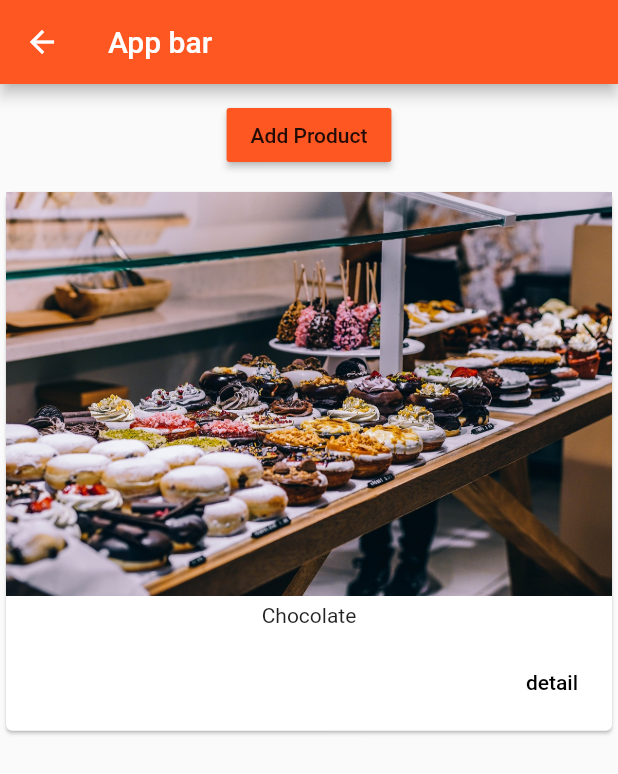
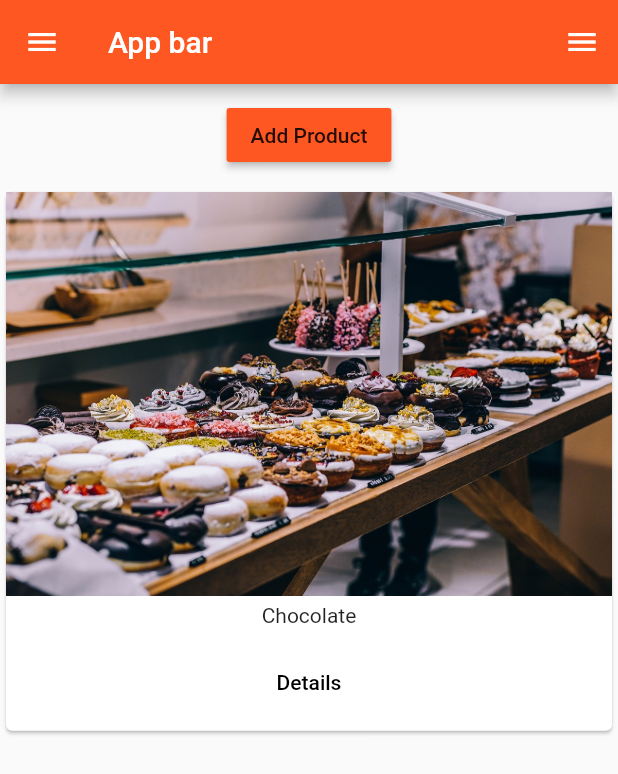
Before and after one commit to ambarara123/Products_Flutter, a Flutter app: the AuthPage screen opened directly, after a tap on "LOGIN", after a tap on "Add Product", on a phone screen of 412 x 824 dp. Shown: the top 774 px of the screen. Run offline on Flutter 3.47's test engine with Material 2 defaults, Android fonts, the phone set to English and light mode, and no system bars.

Commit message:
Tab bar in admin page, added named routes, many more!

```diff
--- a/lib/main.dart
+++ b/lib/main.dart
@@ -3,6 +3,8 @@ import 'package:new_flutter/product_manager.dart';
 import 'package:flutter/rendering.dart';
 import 'package:new_flutter/pages/products.dart';
 import 'package:new_flutter/pages/auth.dart';
+import './pages/product_admin.dart';
+import './pages/product.dart';
 
 void main() {
   //debugPaintBaselinesEnabled = true;
@@ -10,7 +12,6 @@ void main() {
 }
 
 class MyApp extends StatefulWidget {
-
   @override
   State<StatefulWidget> createState() {
     // TODO: implement createState
@@ -18,20 +19,63 @@ class MyApp extends StatefulWidget {
   }
 }
 
+class _MyAppState extends State<MyApp> {
+  List<Map<String, String>> _products = [] ;
 
-class _MyAppState extends State<MyApp>{
 
+  void _addProduct(Map<String, String> product){
+    setState(() {
+      _products.add(product);
+    });
+
+  }
+
+  void _deleteProduct(int index){
+    setState(() {
+      _products.removeAt(index);
+    });
+  }
 
   @override
   Widget build(BuildContext context) {
+    return new MaterialApp(
+      title: "My App",
 
-    return new MaterialApp(title: "My App",
-      theme: ThemeData(primaryColor: Colors.deepOrange
+      theme: ThemeData(
+        primaryColor: Colors.deepOrange,
+        brightness: Brightness.light,
+        //accentColor: Colors.deepPurple,
       ),
-      home: AuthPage(),
+      //  home: AuthPage(),
+      routes: {
+        '/': (BuildContext context) => ProductsPage(_products,_addProduct,_deleteProduct),
+        '/admin': (BuildContext context) => ProductAdminPage(),
+      },
+
+    onUnknownRoute: (RouteSettings settings) {
+    return MaterialPageRoute(
+    builder: (BuildContext context) =>
+    ProductsPage(_products, _addProduct, _deleteProduct));},
+
+      onGenerateRoute: (RouteSettings settings) {
+        final List<String> pathElements = settings.name.split('/');
+
+        if (pathElements[0] != '') {
+          return null;
+        }
+
+        if (pathElements[1] == 'product') {
+          final int index = int.parse(pathElements[2]);
+
+          return MaterialPageRoute<bool>(
+            builder: (context) => ProductPage(
+                  _products[index]['title'],
+                  _products[index]['image'],
+                ),
+          );
+        }
+        return null;
+      },
     );
-
   }
-
-
 }
--- a/lib/pages/auth.dart
+++ b/lib/pages/auth.dart
@@ -12,12 +12,7 @@ class AuthPage extends StatelessWidget {
         child: RaisedButton(
           child: Text('LOGIN'),
           onPressed: () {
-            Navigator.pushReplacement(
-              context,
-              MaterialPageRoute(
-                builder: (BuildContext context) => ProductsPage(),
-              ),
-            );
+            Navigator.pushReplacementNamed(context, '/');
           },
         ),
       ),
--- /dev/null
+++ b/lib/pages/product_admin.dart
@@ -0,0 +1,53 @@
+import 'package:flutter/material.dart';
+import './products.dart';
+import './product_create.dart';
+import './product_list.dart';
+
+class ProductAdminPage extends StatelessWidget {
+  @override
+  Widget build(BuildContext context) {
+    // TODO: implement build
+    return DefaultTabController(
+      length: 2,
+      child: Scaffold(
+        drawer: Drawer(
+          child: Column(
+            children: <Widget>[
+              AppBar(
+                automaticallyImplyLeading: false,
+                title: Text('Choose '),
+              ),
+              ListTile(
+                title: Text('Products Page'),
+                onTap: () {
+                  Navigator.pushReplacementNamed(
+                    context,
+                    '/',
+                  );
+                },
+              )
+            ],
+          ),
+        ),
+        appBar: new AppBar(
+          title: new Text('Login'),
+          bottom: TabBar(
+            tabs: <Widget>[
+              Tab(
+                text: 'Create Product',
+                icon: Icon(Icons.create),
+              ),
+              Tab(
+                icon: Icon(Icons.list),
+                text: 'My Products',
+              ),
+            ],
+          ),
+        ),
+        body: TabBarView(
+          children: <Widget>[CreateProductPage(), ProductListPage()],
+        ),
+      ),
+    );
+  }
+}
--- /dev/null
+++ b/lib/pages/product_create.dart
@@ -0,0 +1,69 @@
+import 'package:flutter/material.dart';
+
+class CreateProductPage extends StatefulWidget {
+  @override
+  State<StatefulWidget> createState() {
+    // TODO: implement createState
+    return _ProductCreatePageState();
+
+  }
+}
+
+class _ProductCreatePageState extends State<CreateProductPage>{
+  String titlevalue = '';
+  String descriptionValue = '';
+  double priceValue = 0.0;
+  @override
+  Widget build(BuildContext context) {
+    // TODO: implement build
+    return Container(
+      margin: EdgeInsets.all(10.0),
+      child: ListView(
+        children: <Widget>[TextField(
+          decoration: InputDecoration(labelText: 'product title'),
+          onChanged: (String value){
+
+            setState(() {
+              titlevalue = value;
+            });
+
+          },
+        ),TextField(
+          decoration: InputDecoration(labelText: 'product description'),
+
+          maxLines: 4,
+          onChanged: (String value){
+            setState(() {
+              descriptionValue = value;
+            });
+
+          },
+        ),TextField(
+          decoration: InputDecoration(labelText: 'product price'),
+
+          keyboardType: TextInputType.number,
+          onChanged: (String value){
+            setState(() {
+              priceValue = double.parse(value);
+            });
+
+          },
+        ), FlatButton(
+          child: Text(
+        'show modal sheet',
+          ),
+          onPressed: () {
+        showModalBottomSheet(
+          context: context,
+          builder: (BuildContext context) {
+            return Center(
+              child: Text('this is a bottom sheet'),
+            );
+          },
+        );
+          },
+        )],
+      ),
+    );
+  }
+}
--- a/lib/pages/products.dart
+++ b/lib/pages/products.dart
@@ -1,24 +1,43 @@
 import 'package:flutter/material.dart';
 import '../product_manager.dart';
+import 'package:new_flutter/pages/product_admin.dart';
 
-class ProductsPage extends StatelessWidget{
+class ProductsPage extends StatelessWidget {
+  final List<Map<String,String>> products;
+  final Function addProduct;
+  final Function deleteProduct;
 
+
+  ProductsPage(this.products, this.addProduct, this.deleteProduct);
 
   @override
   Widget build(BuildContext context) {
+    return new Scaffold(
+      endDrawer: Drawer(),
+      drawer: Drawer(
+        child: Column(
+          children: <Widget>[
+            AppBar(
 
-
-    return new Scaffold(
+              title: Text('Choose '),
+              automaticallyImplyLeading: false,
+            ),
+            ListTile(
+              title: Text('Manage Products'),
+              onTap: () {
+                Navigator.pushReplacementNamed(
+                  context,'/admin'
+                );
+              },
+            )
+          ],
+        ),
+      ),
       appBar: new AppBar(
-        title: new Text("App bar"
-        )
-        ,)
-      ,body: new ProductManager(
-    ),
-
-
+        title: new Text("App bar"),
+        iconTheme: IconThemeData(color: Colors.white),
+      ),
+      body: new ProductManager(products,addProduct,deleteProduct),
     );
   }
-
-
 }
--- a/lib/product_manager.dart
+++ b/lib/product_manager.dart
@@ -1,46 +1,14 @@
 import 'package:flutter/material.dart';
-
 import 'products.dart';
 import 'generated/product_controller.dart';
 
-class ProductManager extends StatefulWidget {
-  final Map<String,String> startingproducts;
-
-  ProductManager({this.startingproducts}){
-    print("project manager class");
-  }
+class ProductManager extends StatelessWidget {
+  final List<Map<String,String>> products;
+  final Function addProduct;
+  final Function deleteProduct;
 
 
-  @override
-  State<StatefulWidget> createState() {
-    return new _Manager();
-  }
-}
-class _Manager extends State<ProductManager>{
-  List<Map<String,String>> products = [];
-
-  @override
-  void initState() {
-    if(widget.startingproducts!= null){
-      products.add(widget.startingproducts);
-    }
-
-       super.initState();
-  }
-
-  void _addProduct(Map<String, String> product){
-    setState(() {
-      products.add(product);
-    });
-
-  }
-
-  void _deleteProduct(int index){
-    setState(() {
-      products.removeAt(index);
-    });
-  }
-
+  ProductManager(this.products, this.addProduct, this.deleteProduct);
 
   @override
   Widget build(BuildContext context) {
@@ -49,9 +17,9 @@ class _Manager extends State<ProductManager>{
         margin: new EdgeInsets.all(10.0
         ),
         child:
-        ProductController(_addProduct)
+        ProductController(addProduct)
 
-    ),Expanded(child: new Products(products,deleteProducts: _deleteProduct))]);
+    ),Expanded(child: new Products(products,deleteProducts: deleteProduct))]);
   }
 
 }
--- a/lib/products.dart
+++ b/lib/products.dart
@@ -2,10 +2,10 @@ import 'package:flutter/material.dart';
 import 'package:new_flutter/pages/product.dart';
 
 class Products extends StatelessWidget {
-  final List<Map<String, String>> product;
+  final List<Map<String, String>> product ;
   final Function deleteProducts;
 
-  Products(this.product,{this.deleteProducts});
+  Products(this.product, {this.deleteProducts});
 
   Widget _buildProductItem(BuildContext context, int index) {
     return new Card(
@@ -16,25 +16,21 @@ class Products extends StatelessWidget {
             margin: new EdgeInsets.all(5.0),
             child: new Text(product[index]['title']),
           ),
-          ButtonBar(children: <Widget>[
-            Center(
-              child: FlatButton(
-                child: Text("detail"),
-                onPressed: () => Navigator.push<bool>(
-                      context,
-                      MaterialPageRoute(
-                        builder: (context) => ProductPage(
-                            product[index]['title'], product[index]['image']),
-                      ),
-                    ).then((bool value){
-                      print(value);
-                      if(value){
-                        deleteProducts(index);
-                      }
-                }),
-              ),
+          ButtonBar(
+            alignment: MainAxisAlignment.center,
+            children: <Widget>[
+            FlatButton(
+              child: Text('Details'),
+              onPressed: () => Navigator
+                  .pushNamed<bool>(
+                  context, '/product/' + index.toString())
+                  .then((bool value) {
+                if (value) {
+                  deleteProducts(index);
+                }
+              }),
             ),
-          ])
+          ],)
         ],
       ),
     );
@@ -42,6 +38,9 @@ class Products extends StatelessWidget {
 
   Widget _buildProductCard() {
     Widget productCard;
+    if(product.length==null){
+      print("no product found");
+    }
     if (product.length > 0) {
       productCard = ListView.builder(
         itemBuilder: _buildProductItem,
--- a/pubspec.yaml
+++ b/pubspec.yaml
@@ -30,7 +30,7 @@ dev_dependencies:
 
 # The following section is specific to Flutter.
 flutter:
-#uses-material-design: true
+  uses-material-design: true
   assets:
       - assets/food.jpg
 
```
Also changed, not shown: lib/pages/product.dart (+32 -6 lines), lib/pages/product_list.dart (added, +11 -0 lines), 2 other files.
